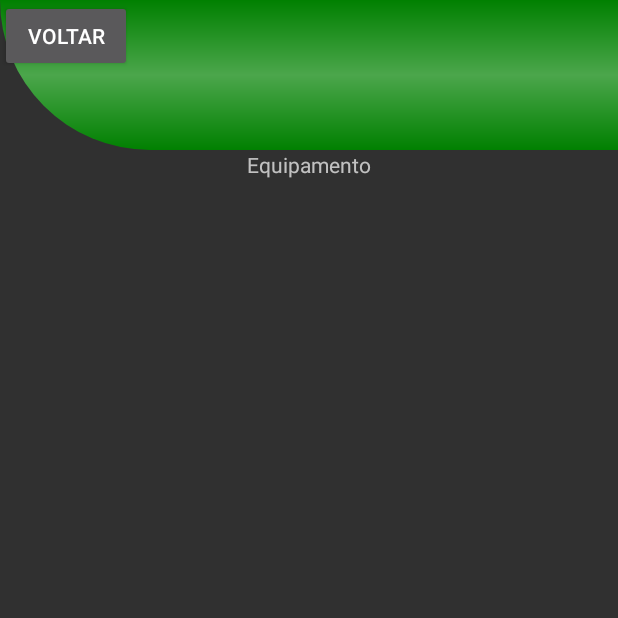
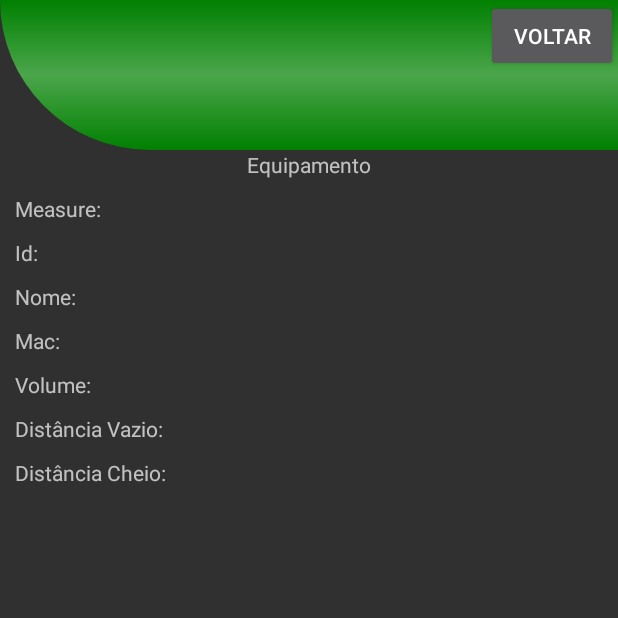
Before and after one commit to keemybarbosa/MonitorDeNivel, an Android app built with Jetpack Compose: the EquipamentoActivity screen opened directly, with no data from a screen before it, on a phone screen of 412 x 824 dp, the top half of it. Run offline under Robolectric (Android 15) with nearby library versions, the phone set to English and light mode, and no system bars.

Commit message:
View de Exibição dos Equipamentos Favoritos

```diff
--- a/app/src/main/java/com/example/monitordenivel/EquipamentoActivity.java
+++ b/app/src/main/java/com/example/monitordenivel/EquipamentoActivity.java
@@ -8,8 +8,11 @@ import android.view.View;
 
 import com.example.monitordenivel.databinding.ActivityEquipamentoBinding;
 import com.example.monitordenivel.databinding.ActivityMainBinding;
+import com.example.monitordenivel.models.Equipamento;
 
 public class EquipamentoActivity extends AppCompatActivity {
+
+    private Equipamento equipamento;
 
     @Override
     protected void onCreate(Bundle savedInstanceState) {
@@ -28,5 +31,9 @@ public class EquipamentoActivity extends AppCompatActivity {
             }
         });
 
+        equipamento = new Equipamento(1,"aa:aa:aa:aa:aa:aa",10000,100,30,"RES01", 50);
+
+
+
     }
 }
--- a/app/src/main/java/com/example/monitordenivel/EquipamentoAdapter.java
+++ b/app/src/main/java/com/example/monitordenivel/EquipamentoAdapter.java
@@ -7,8 +7,7 @@ import android.view.ViewGroup;
 import android.widget.ArrayAdapter;
 import android.widget.TextView;
 
-import androidx.annotation.NonNull;
-import androidx.annotation.Nullable;
+import com.example.monitordenivel.models.Equipamento;
 
 import java.util.ArrayList;
 
--- a/app/src/main/java/com/example/monitordenivel/MainAntigaActivity.java
+++ b/app/src/main/java/com/example/monitordenivel/MainAntigaActivity.java
@@ -17,8 +17,8 @@ import android.widget.ListView;
 import android.widget.TextView;
 import android.widget.Toast;
 
-import com.example.monitordenivel.databinding.ActivityMainBinding;
 import com.example.monitordenivel.databinding.ActivityMainantigaBinding;
+import com.example.monitordenivel.models.Equipamento;
 import com.google.gson.Gson;
 
 import java.lang.reflect.Type;
--- a/app/src/main/java/com/example/monitordenivel/Equipamento.java
+++ b/app/src/main/java/com/example/monitordenivel/models/Equipamento.java
@@ -1,4 +1,4 @@
-package com.example.monitordenivel;
+package com.example.monitordenivel.models;
 
 public class Equipamento {
     private int id;
--- a/app/src/main/java/com/example/monitordenivel/MathUtils.java
+++ b/app/src/main/java/com/example/monitordenivel/utils/MathUtils.java
@@ -1,10 +1,10 @@
-package com.example.monitordenivel;
+package com.example.monitordenivel.utils;
 
 import java.util.Random;
 
-public  class MathUtils {
+public class MathUtils {
 
-    static int numeroAleatorio(int min, int max){
+    public static int numeroAleatorio(int min, int max){
 
         Random rand = new Random();
         int randomNum = rand.nextInt((max - min) + 1) + min;
--- a/app/src/main/res/layout/activity_equipamento.xml
+++ b/app/src/main/res/layout/activity_equipamento.xml
@@ -7,7 +7,7 @@
     tools:context=".EquipamentoActivity">
 
     <View
-        android:id="@+id/container_header"
+        android:id="@+id/eq_container_header"
         android:layout_width="match_parent"
         android:layout_height="100dp"
         android:background="@drawable/container_header"
@@ -17,11 +17,12 @@
         />
 
     <TextView
+        android:id="@+id/lblEquipamento"
         android:layout_width="wrap_content"
         android:layout_height="wrap_content"
         app:layout_constraintStart_toStartOf="parent"
         app:layout_constraintEnd_toEndOf="parent"
-        app:layout_constraintTop_toBottomOf="@id/container_header"
+        app:layout_constraintTop_toBottomOf="@id/eq_container_header"
         android:text="Equipamento"
         />
     <Button
@@ -29,9 +30,73 @@
         android:layout_width="wrap_content"
         android:layout_height="wrap_content"
         android:text="VOLTAR"
-        app:layout_constraintStart_toStartOf="parent"
+        app:layout_constraintEnd_toEndOf="parent"
         app:layout_constraintTop_toTopOf="parent"
 
         />
+    <TextView
+        android:id="@+id/tvEqpMeasure"
+        android:layout_width="wrap_content"
+        android:layout_height="wrap_content"
+        android:text="Measure: "
+        android:layout_marginTop="10dp"
+        android:layout_marginLeft="10dp"
+        app:layout_constraintStart_toStartOf="parent"
+        app:layout_constraintTop_toBottomOf="@id/lblEquipamento"/>
+    <TextView
+        android:id="@+id/tvEqpId"
+        android:layout_width="wrap_content"
+        android:layout_height="wrap_content"
+        android:text="Id: "
+        android:layout_marginTop="10dp"
+        android:layout_marginLeft="10dp"
+        app:layout_constraintStart_toStartOf="parent"
+        app:layout_constraintTop_toBottomOf="@id/tvEqpMeasure"/>
+    <TextView
+        android:id="@+id/tvEqpName"
+        android:layout_width="wrap_content"
+        android:layout_height="wrap_content"
+        android:text="Nome: "
+        android:layout_marginTop="10dp"
+        android:layout_marginLeft="10dp"
+        app:layout_constraintStart_toStartOf="parent"
+        app:layout_constraintTop_toBottomOf="@id/tvEqpId"/>
+    <TextView
+        android:id="@+id/tvEqpMac"
+        android:layout_width="wrap_content"
+        android:layout_height="wrap_content"
+        android:text="Mac: "
+        android:layout_marginTop="10dp"
+        android:layout_marginLeft="10dp"
+        app:layout_constraintStart_toStartOf="parent"
+        app:layout_constraintTop_toBottomOf="@id/tvEqpName"/>
+    <TextView
+        android:id="@+id/tvEqpVolume"
+        android:layout_width="wrap_content"
+        android:layout_height="wrap_content"
+        android:text="Volume: "
+        android:layout_marginTop="10dp"
+        android:layout_marginLeft="10dp"
+        app:layout_constraintStart_toStartOf="parent"
+        app:layout_constraintTop_toBottomOf="@id/tvEqpMac"/>
+    <TextView
+        android:id="@+id/tvEqpEmpty"
+        android:layout_width="wrap_content"
+        android:layout_height="wrap_content"
+        android:text="Distância Vazio: "
+        android:layout_marginTop="10dp"
+        android:layout_marginLeft="10dp"
+        app:layout_constraintStart_toStartOf="parent"
+        app:layout_constraintTop_toBottomOf="@id/tvEqpVolume"/>
+    <TextView
+        android:id="@+id/tvEqpFull"
+        android:layout_width="wrap_content"
+        android:layout_height="wrap_content"
+        android:text="Distância Cheio: "
+        android:layout_marginTop="10dp"
+        android:layout_marginLeft="10dp"
+        app:layout_constraintStart_toStartOf="parent"
+        app:layout_constraintTop_toBottomOf="@id/tvEqpEmpty"/>
+
 
 </androidx.constraintlayout.widget.ConstraintLayout>
--- a/app/src/main/res/values/dimens.xml
+++ b/app/src/main/res/values/dimens.xml
@@ -1,3 +1,5 @@
 <resources>
     <dimen name="fab_margin">16dp</dimen>
+    <dimen name="font_percentual_size">32sp</dimen>
+    <dimen name="percentual_margintop">15dp</dimen>
 </resources>
--- a/app/src/main/res/values/themes.xml
+++ b/app/src/main/res/values/themes.xml
@@ -1,15 +1,25 @@
 <resources>
-
+    <style name="AppTheme" parent="Theme.AppCompat">
+        <item name="android:windowDisablePreview">true</item>
+        <item name= "android:windowIsTranslucent" >true</item>
+        <item name= "android:background">@drawable/logo</item>
+    </style>
     <style name="ThemeOverlay.MonitorDeNivel.FullscreenContainer.Fullscreen" parent="ThemeOverlay.MonitorDeNivel.FullscreenContainer">
         <item name="android:actionBarStyle">
             @style/Widget.ThemeOverlay.MonitorDeNivel.FullscreenContainer.ActionBar.Fullscreen
         </item>
         <item name="android:windowActionBarOverlay">true</item>
         <item name="android:windowBackground">@null</item>
+
+        <item name="android:windowDisablePreview">true</item>
+        <item name= "android:windowIsTranslucent" >true</item>
     </style>
 
     <style name="ThemeOverlay.MonitorDeNivel.FullscreenContainer" parent="Theme.AppCompat.NoActionBar">
         <item name="fullscreenBackgroundColor">@color/black</item>
         <item name="fullscreenTextColor">@color/white</item>
+
+        <item name="android:windowDisablePreview">true</item>
+        <item name= "android:windowIsTranslucent" >true</item>
     </style>
 </resources>
```
Also changed, not shown: app/src/main/java/com/example/monitordenivel/MainActivity.java (+14 -3 lines), app/src/main/res/layout/activity_main.xml (+45 -2 lines).
